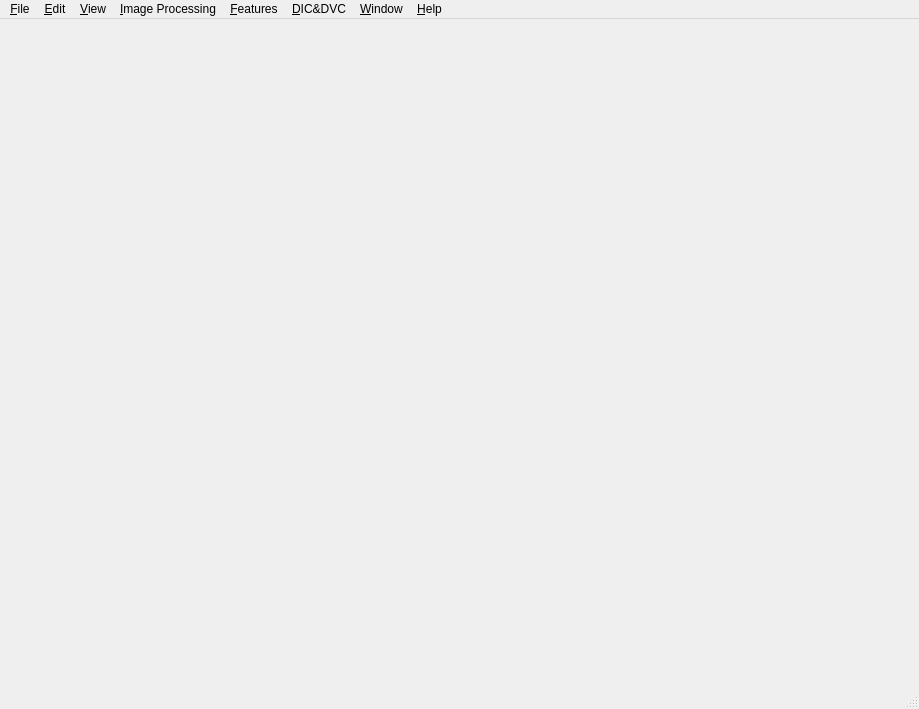
Before: the Qt Designer form TW/TW_Core/tw_coremainwindow.ui in TWANG006/TW, drawn with Qt 5.
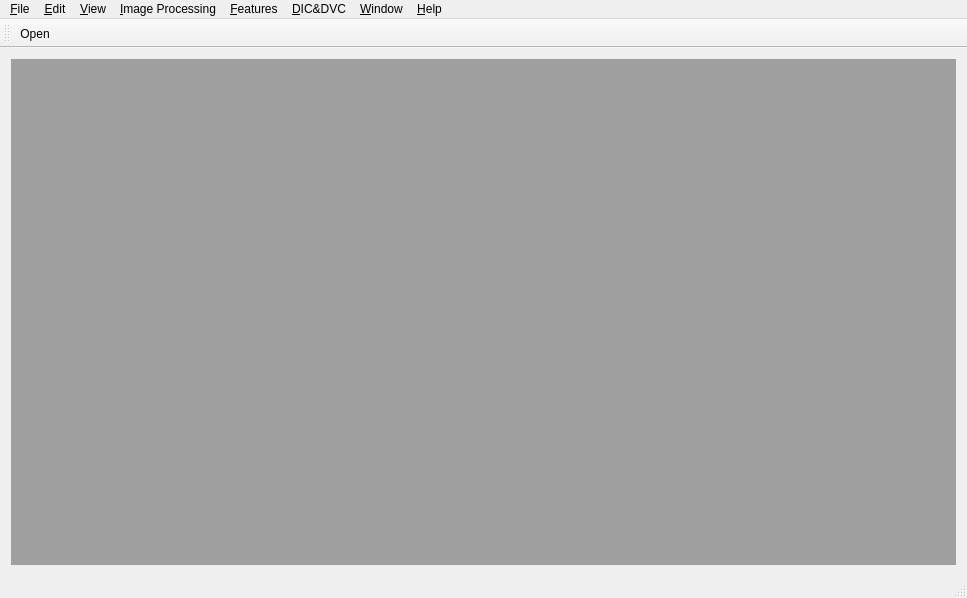
After: the same form once the commit is applied. Icons and pictures are not drawn.

The edit to the form file:
```diff
--- a/TW/TW_Core/tw_coremainwindow.ui
+++ b/TW/TW_Core/tw_coremainwindow.ui
@@ -6,8 +6,8 @@
    <rect>
     <x>0</x>
     <y>0</y>
-    <width>919</width>
-    <height>709</height>
+    <width>967</width>
+    <height>598</height>
    </rect>
   </property>
   <property name="windowTitle">
@@ -17,13 +17,19 @@
    <iconset resource="tw_coremainwindow.qrc">
     <normaloff>:/TW_CoreMainWindow/icons/App.ico</normaloff>:/TW_CoreMainWindow/icons/App.ico</iconset>
   </property>
-  <widget class="QWidget" name="centralWidget"/>
+  <widget class="QWidget" name="centralWidget">
+   <layout class="QGridLayout" name="gridLayout">
+    <item row="0" column="0">
+     <widget class="QMdiArea" name="mdiArea"/>
+    </item>
+   </layout>
+  </widget>
   <widget class="QMenuBar" name="menuBar">
    <property name="geometry">
     <rect>
      <x>0</x>
      <y>0</y>
-     <width>919</width>
+     <width>967</width>
      <height>23</height>
     </rect>
    </property>
@@ -96,6 +102,18 @@
    <addaction name="menu_Help"/>
   </widget>
   <widget class="QStatusBar" name="statusBar"/>
+  <widget class="QToolBar" name="toolBar">
+   <property name="windowTitle">
+    <string>toolBar</string>
+   </property>
+   <attribute name="toolBarArea">
+    <enum>TopToolBarArea</enum>
+   </attribute>
+   <attribute name="toolBarBreak">
+    <bool>false</bool>
+   </attribute>
+   <addaction name="actionOpen"/>
+  </widget>
   <action name="actionOpen">
    <property name="text">
     <string>Open...</string>
```
Left out of the diff: 9 changed lines with no effect on the pictures.
